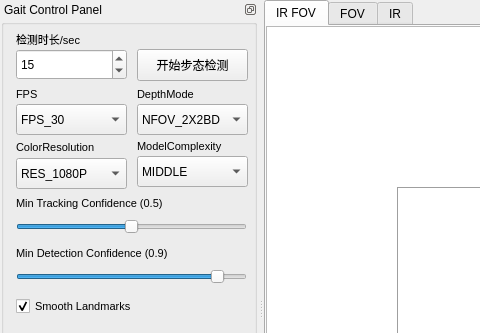
First picture: the form in MainWindow.ui, repository spianmo/GaitStudio, before the edit; both pictures show x 0 to 480 and y 0 to 333 of the 1328 by 855 pixel window.
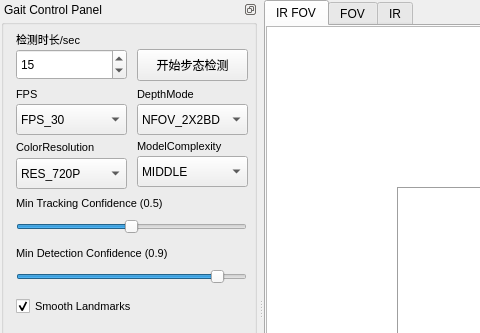
Second picture: the form after the edit. Custom widgets are drawn as their Qt base class.

Diff of the .ui file:
```diff
--- a/MainWindow.ui
+++ b/MainWindow.ui
@@ -406,7 +406,7 @@
          </rect>
         </property>
         <property name="currentIndex">
-         <number>1</number>
+         <number>0</number>
         </property>
         <item>
          <property name="text">
```
